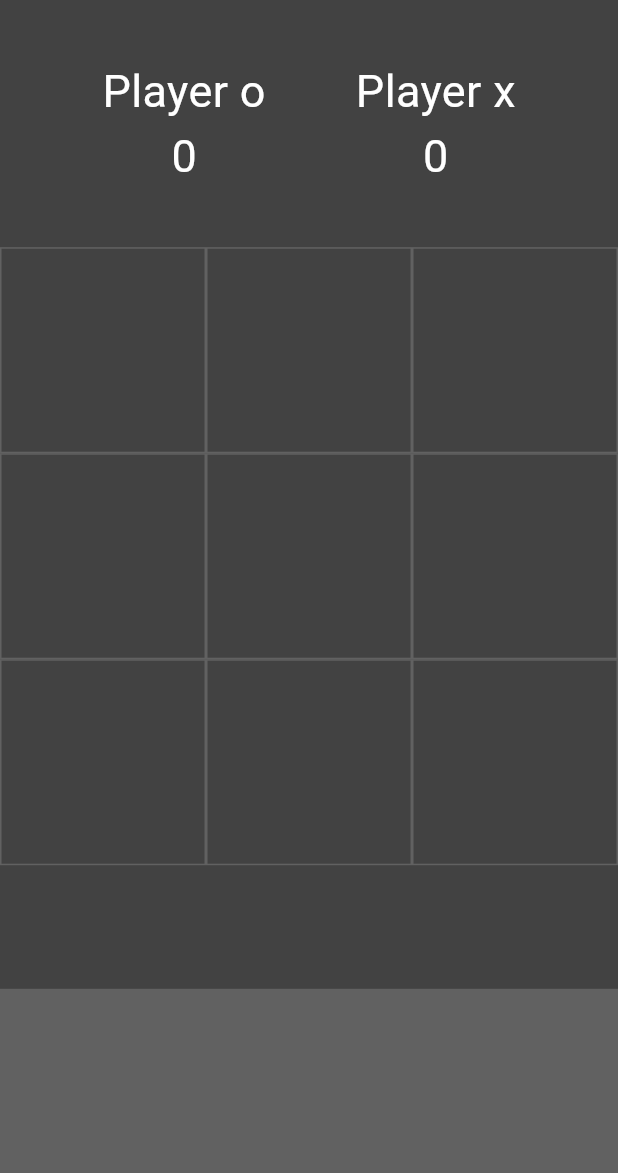
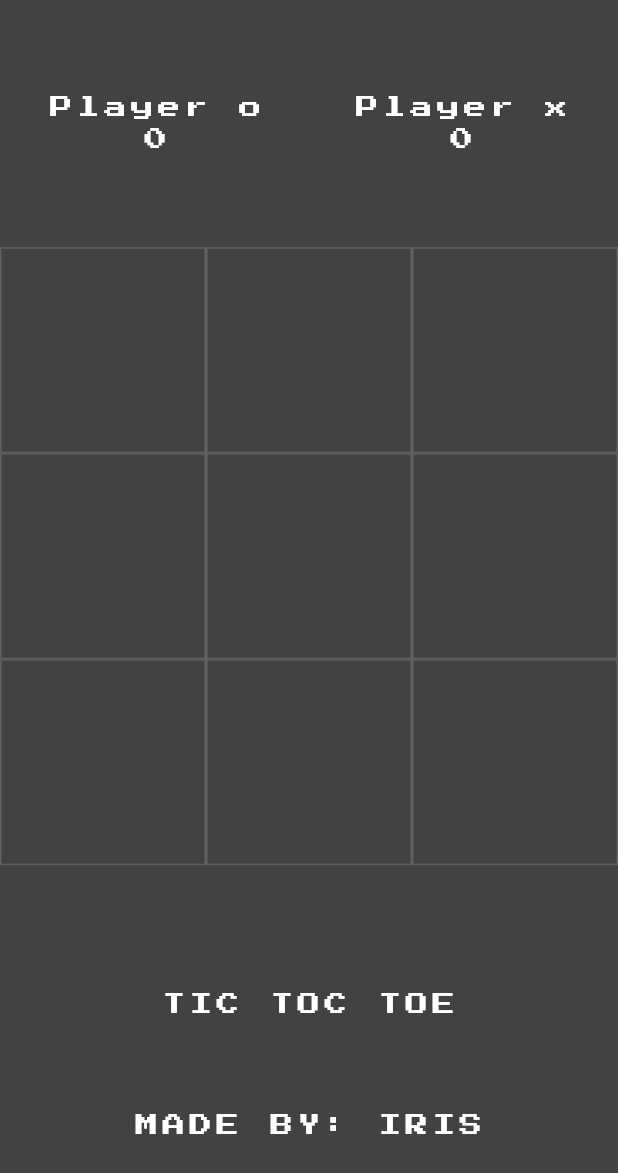
Before and after one commit to vohoangloc123/TicTacToe, a Flutter app: the screen it shows after launch, on a phone screen of 412 x 824 dp. Shown: the top 1173 px of the screen. Run offline on Flutter 3.47's test engine with Material 3 defaults, Android fonts, the phone set to English and light mode, and no system bars; our stand-ins replace google_fonts.

Commit message:
added google fonts

```diff
--- a/lib/main.dart
+++ b/lib/main.dart
@@ -1,4 +1,5 @@
 import 'package:flutter/material.dart';
+import 'package:google_fonts/google_fonts.dart';
 
 void main() {
   runApp(const MyApp());
@@ -30,6 +31,10 @@ class _HomePageState extends State<HomePage> {
   int ohScore = 0;
   int exScore = 0;
   int filledBoxes = 0;
+  static var myNewFont = GoogleFonts.pressStart2p(
+      textStyle: TextStyle(color: Colors.black, letterSpacing: 3));
+  static var MyNewFontWhite = GoogleFonts.pressStart2p(
+      textStyle: TextStyle(color: Colors.white, letterSpacing: 3, fontSize: 15));
   @override
   Widget build(BuildContext context) {
     return Scaffold(
@@ -45,8 +50,8 @@ class _HomePageState extends State<HomePage> {
                   child: Column(
                     mainAxisAlignment: MainAxisAlignment.center,
                     children: [
-                      Text('Player o', style: myTextStyle),
-                      Text(ohScore.toString(), style: myTextStyle),
+                      Text('Player o', style: MyNewFontWhite),
+                      Text(ohScore.toString(), style: MyNewFontWhite),
                     ],
                   ),
                 ),
@@ -55,8 +60,8 @@ class _HomePageState extends State<HomePage> {
                   child: Column(
                     mainAxisAlignment: MainAxisAlignment.center,
                     children: [
-                      Text('Player x', style: myTextStyle),
-                      Text(exScore.toString(), style: myTextStyle),
+                      Text('Player x', style: MyNewFontWhite),
+                      Text(exScore.toString(), style: MyNewFontWhite),
                     ],
                   ),
                 ),
@@ -90,7 +95,17 @@ class _HomePageState extends State<HomePage> {
           ),
           Expanded(
             child: Container(
-              color: Colors.grey[700],
+              color: Colors.grey[800]!,
+              child: Center(
+                child: Column(
+                  children: <Widget>[
+                    Text('TIC TOC TOE', style: MyNewFontWhite),
+                    SizedBox(height: 60,),
+                    Text('MADE BY: IRIS', style: MyNewFontWhite),
+                    SizedBox(height: 20,),
+                  ],
+                ),
+              ),
             ),
           ),
         ],
```
Also changed, not shown: pubspec.yaml (+6 -2 lines), lib/images/tictactoelogo.png (added), pubspec.lock, 1 other file.
